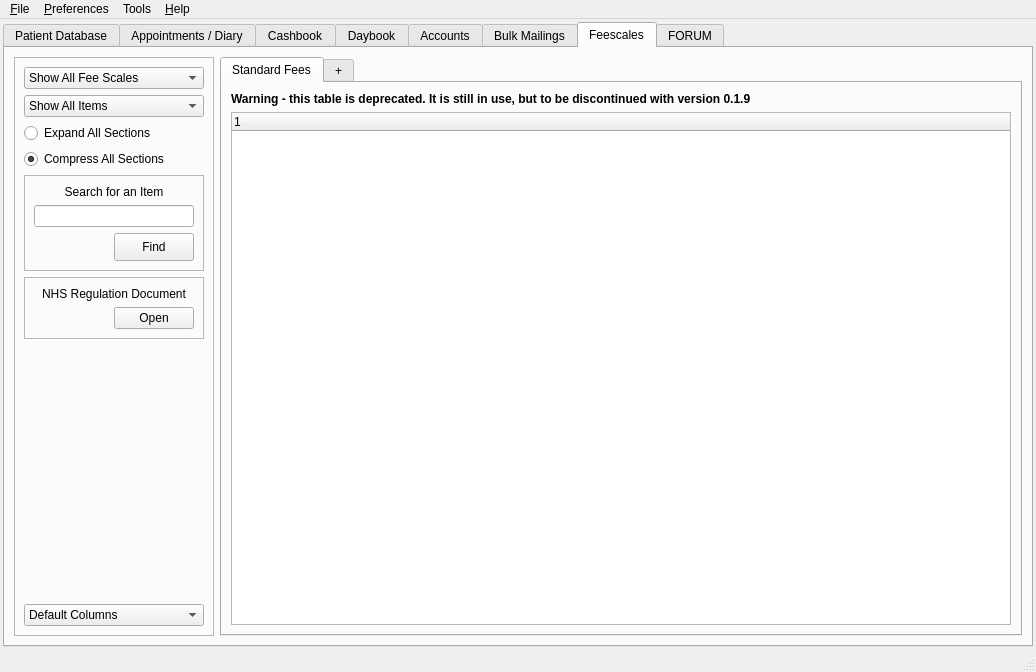
Above: src/openmolar/qt-designer/main.ui from rowinggolfer/openmolar1 before the change. Below: the same form after it.
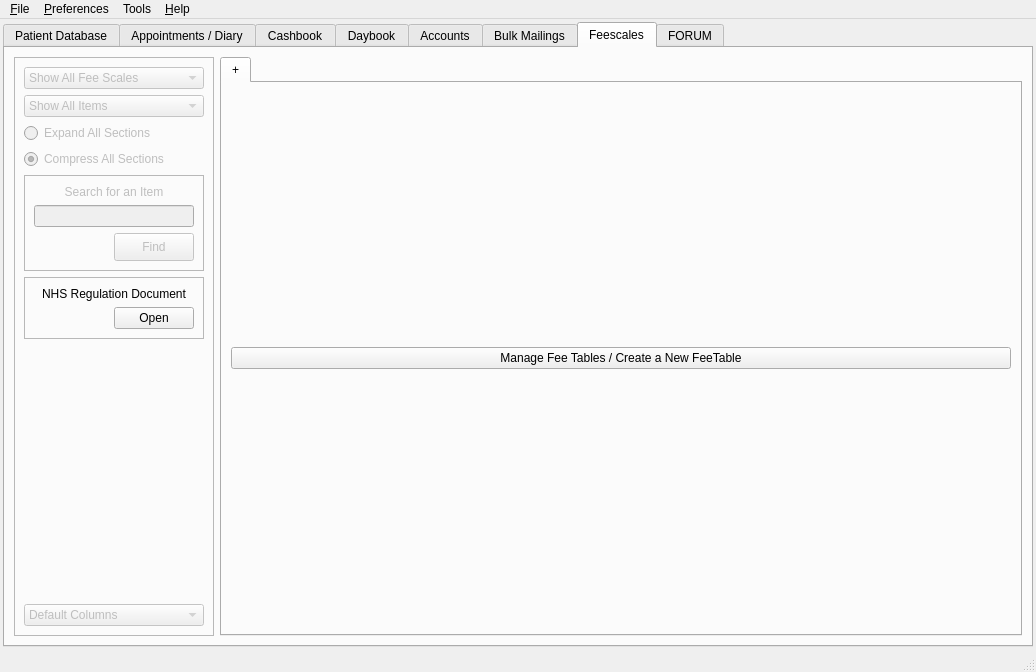
That is the form after the change. Icons and pictures are not drawn.

What changed in the file:
```diff
--- a/src/openmolar/qt-designer/main.ui
+++ b/src/openmolar/qt-designer/main.ui
@@ -5302,6 +5302,9 @@
               <layout class="QVBoxLayout" name="verticalLayout_10">
                <item>
                 <widget class="QComboBox" name="chooseFeescale_comboBox">
+                 <property name="enabled">
+                  <bool>false</bool>
+                 </property>
                  <item>
                   <property name="text">
                    <string>Show All Fee Scales</string>
@@ -5321,6 +5324,9 @@
                </item>
                <item>
                 <widget class="QComboBox" name="feeItems_comboBox">
+                 <property name="enabled">
+                  <bool>false</bool>
+                 </property>
                  <item>
                   <property name="text">
                    <string>Show All Items</string>
@@ -5335,6 +5341,9 @@
                </item>
                <item>
                 <widget class="QRadioButton" name="feeExpand_radioButton">
+                 <property name="enabled">
+                  <bool>false</bool>
+                 </property>
                  <property name="text">
                   <string>Expand All Sections</string>
                  </property>
@@ -5342,6 +5351,9 @@
                </item>
                <item>
                 <widget class="QRadioButton" name="feeCompress_radioButton">
+                 <property name="enabled">
+                  <bool>false</bool>
+                 </property>
                  <property name="text">
                   <string>Compress All Sections</string>
                  </property>
@@ -5352,6 +5364,9 @@
                </item>
                <item>
                 <widget class="QFrame" name="frame_6">
+                 <property name="enabled">
+                  <bool>false</bool>
+                 </property>
                  <property name="frameShape">
                   <enum>QFrame::StyledPanel</enum>
                  </property>
@@ -5496,6 +5511,9 @@
                </item>
                <item>
                 <widget class="QComboBox" name="feesColumn_comboBox">
+                 <property name="enabled">
+                  <bool>false</bool>
+                 </property>
                  <item>
                   <property name="text">
                    <string>Default Columns</string>
@@ -5521,50 +5539,15 @@
               <property name="currentIndex">
                <number>0</number>
               </property>
-              <widget class="QWidget" name="tab_28">
-               <attribute name="title">
-                <string>Standard Fees</string>
-               </attribute>
-               <layout class="QVBoxLayout" name="verticalLayout_22">
-                <item>
-                 <widget class="QLabel" name="label_47">
-                  <property name="font">
-                   <font>
-                    <weight>75</weight>
-                    <bold>true</bold>
-                   </font>
-                  </property>
-                  <property name="text">
-                   <string>Warning - this table is deprecated. It is still in use, but to be discontinued with version 0.1.9</string>
-                  </property>
-                 </widget>
-                </item>
-                <item>
-                 <widget class="QTreeWidget" name="standardFees_treeWidget">
-                  <property name="alternatingRowColors">
-                   <bool>false</bool>
-                  </property>
-                  <property name="animated">
-                   <bool>true</bool>
-                  </property>
-                  <column>
-                   <property name="text">
-                    <string>1</string>
-                   </property>
-                  </column>
-                 </widget>
-                </item>
-               </layout>
-              </widget>
               <widget class="QWidget" name="tab_29">
                <attribute name="title">
                 <string>+</string>
                </attribute>
                <layout class="QVBoxLayout" name="verticalLayout_23">
                 <item>
-                 <widget class="QLabel" name="label_46">
+                 <widget class="QPushButton" name="manageFeeTables_pushButton">
                   <property name="text">
-                   <string>Create A New FeeTable</string>
+                   <string>Manage Fee Tables / Create a New FeeTable</string>
                   </property>
                  </widget>
                 </item>
```
Left out of the diff: 32 changed lines with no effect on the pictures.
